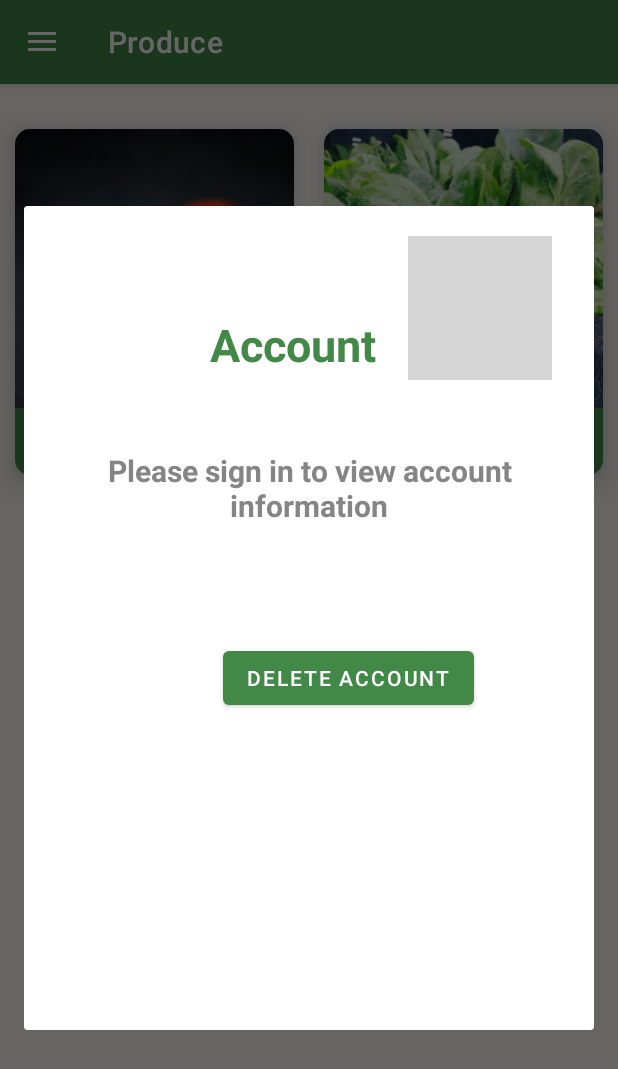
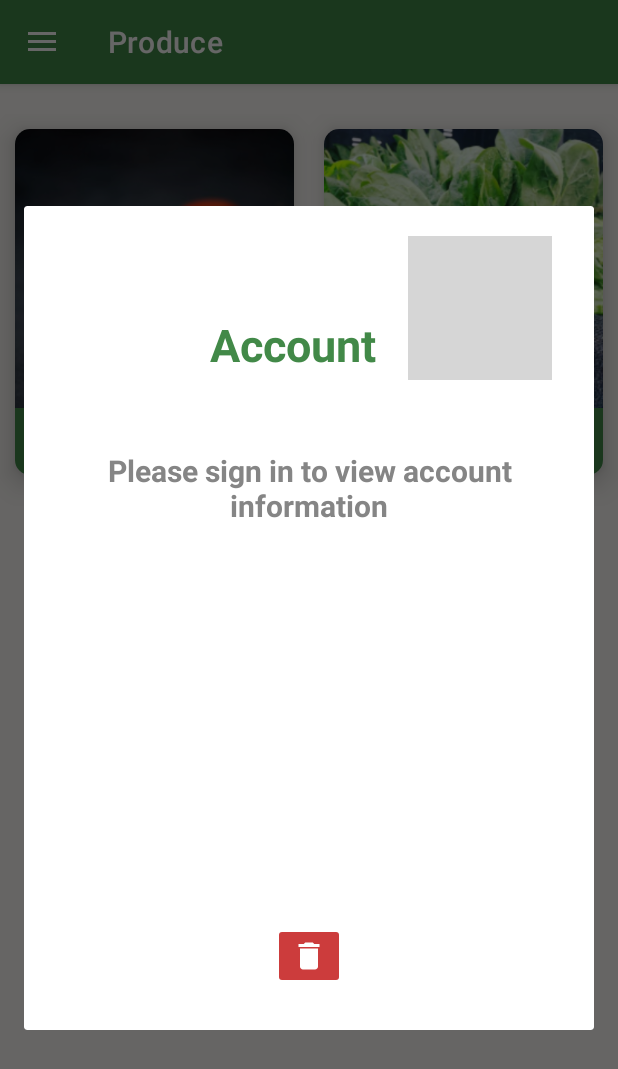
Before and after one commit to Ethan-Stander/OPSC7312Part1ES_SVD_SR_LD, an Android app built with Jetpack Compose: the fragment AccountPopupFragment placed in its activity, on a phone screen of 412 x 824 dp. Shown: the top 1069 px of the screen. Run offline under Robolectric (Android 15) with nearby library versions, the phone set to English and light mode, and no system bars; our stand-ins replace CircleImageView, Firebase (no records; nobody signed in at launch, a user with empty details on screens opened directly), Picasso, navigation-ui; pictures from the network do not load; grey boxes are pictures that could not be loaded.

Commit message:
Modified delete button

```diff
--- a/app/src/main/java/com/example/opsc7312part1/AccountPopupFragment.kt
+++ b/app/src/main/java/com/example/opsc7312part1/AccountPopupFragment.kt
@@ -52,7 +52,6 @@ class AccountPopupFragment : DialogFragment() {
             binding.btnDeleteAccount.setOnClickListener {
 
                 lifecycleScope.launch {
-
 
                     val isDeleted = deleteUser(user)
 
--- /dev/null
+++ b/app/src/main/res/drawable/ic_delete.xml
@@ -0,0 +1,5 @@
+<vector android:height="24dp" android:tint="#FFFFFF"
+    android:viewportHeight="24" android:viewportWidth="24"
+    android:width="24dp" xmlns:android="http://schemas.android.com/apk/res/android">
+    <path android:fillColor="@android:color/white" android:pathData="M6,19c0,1.1 0.9,2 2,2h8c1.1,0 2,-0.9 2,-2V7H6v12zM19,4h-3.5l-1,-1h-5l-1,1H5v2h14V4z"/>
+</vector>
--- a/app/src/main/res/layout/fragment_account_popup.xml
+++ b/app/src/main/res/layout/fragment_account_popup.xml
@@ -159,21 +159,20 @@
                 android:textSize="18dp" />
         </LinearLayout>
 
-        <Button
+        <ImageButton
             android:id="@+id/btnDeleteAccount"
             android:layout_width="wrap_content"
             android:layout_height="wrap_content"
-            android:layout_marginStart="144dp"
-            android:layout_marginTop="16dp"
-            android:layout_marginEnd="153dp"
-            android:layout_marginBottom="26dp"
+            android:layout_marginTop="450dp"
+            android:backgroundTint="@color/red"
+            android:src="@drawable/ic_delete"
             android:text="Delete Account"
             app:layout_constraintBottom_toBottomOf="parent"
             app:layout_constraintEnd_toEndOf="parent"
-            app:layout_constraintHorizontal_bias="0.25"
+            app:layout_constraintHorizontal_bias="0.5"
             app:layout_constraintStart_toStartOf="parent"
-            app:layout_constraintTop_toBottomOf="@+id/lvGmailInformation"
-            app:layout_constraintVertical_bias="0.0" />
+            app:layout_constraintTop_toTopOf="parent"
+            app:layout_constraintVertical_bias="0.5" />
 
     </androidx.constraintlayout.widget.ConstraintLayout>
 
```
